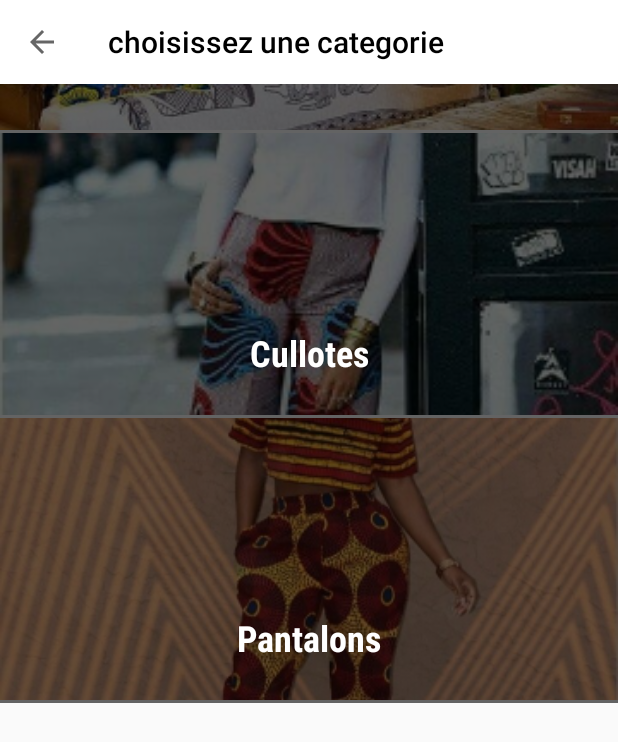
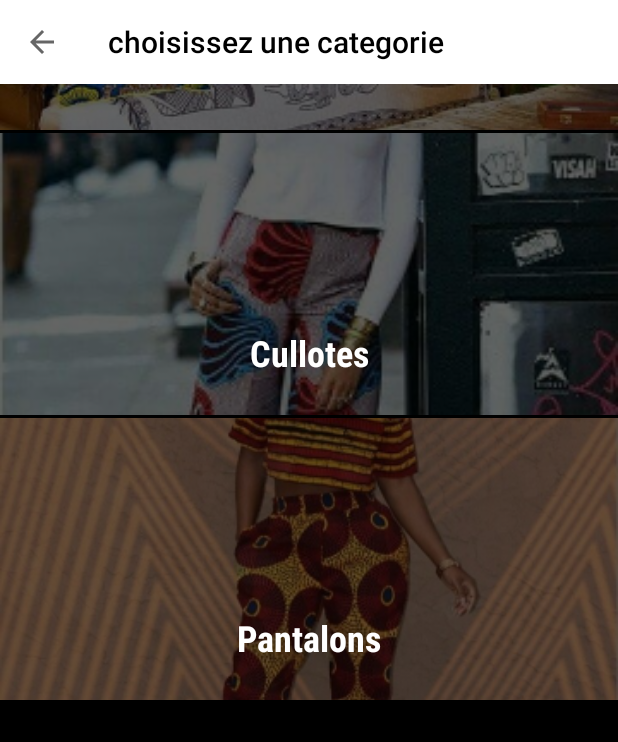
Before and after one commit to ndemeyvan/nixxoon, an Android app: the PostActivity screen opened directly, with no data from a screen before it, scrolled down 537 dp, on a phone screen of 412 x 824 dp. Shown: the top 742 px of the screen. Run offline under Robolectric (Android 15) with nearby library versions, the phone set to English and light mode, and no system bars; our stand-ins replace Picasso; Roboto replaces fonts that are not available here.

Commit message:
envoi des derniere correction

```diff
--- a/CommunityMarket/app/src/main/java/cm/studio/devbee/communitymarket/messagerie/ChatMessageActivity.java
+++ b/CommunityMarket/app/src/main/java/cm/studio/devbee/communitymarket/messagerie/ChatMessageActivity.java
@@ -176,6 +176,7 @@ public class ChatMessageActivity extends AppCompatActivity {
         final CircleImageView online =viewHolder.itemView.findViewById ( R.id.online );
         final CircleImageView offline=viewHolder.itemView.findViewById ( R.id.offline );
         final TextView lu_non_lu=viewHolder.itemView.findViewById ( R.id.lu_non );
+        TextView id_recepteur=viewHolder.itemView.findViewById(R.id.id_recepteur);
             ConstraintLayout chat_container=viewHolder.itemView.findViewById ( R.id.chat_container );
             chat_container.setAnimation ( AnimationUtils.loadAnimation ( getApplicationContext (),R.anim.fade_scale_animation ) );
             CardView chat_card = viewHolder.itemView.findViewById ( R.id.chat_card );
@@ -187,7 +188,10 @@ public class ChatMessageActivity extends AppCompatActivity {
             if ( diplayAllChat.getLu ().equals ( "non lu" )){
                 lu_non_lu.setText ( "nvx msg" );
             }
+            id_recepteur.setText(diplayAllChat.getId_recepteur());
+
            if ( diplayAllChat.getId_recepteur ().equals ( current_user )){
+
                 firebaseFirestore=FirebaseFirestore.getInstance ();
                 MessageActivity message = new MessageActivity ();
                firebaseFirestore.collection("mes donnees utilisateur").document(diplayAllChat.getId_expediteur ()).get().addOnCompleteListener(new OnCompleteListener<DocumentSnapshot> () {
@@ -225,6 +229,7 @@ public class ChatMessageActivity extends AppCompatActivity {
                     if (diplayAllChat.getId_recepteur ().equals ( current_user )){
                         Intent chatOne =new Intent ( getApplicationContext (),MessageActivity.class );
                         chatOne.putExtra ( "id de l'utilisateur" ,diplayAllChat.getId_expediteur () );
+                        chatOne.putExtra ( "id_recepteur" ,diplayAllChat.getId_recepteur());
                         DocumentReference user = firebaseFirestore.collection("dernier_message" ).document (diplayAllChat.getId_expediteur ()).collection("contacts").document (current_user);
                         user.update("lu", "lu")
                                 .addOnSuccessListener(new OnSuccessListener<Void> () {
@@ -242,6 +247,7 @@ public class ChatMessageActivity extends AppCompatActivity {
                     }else{
                         Intent chat =new Intent ( getApplicationContext (),MessageActivity.class );
                         chat.putExtra ( "id de l'utilisateur" ,diplayAllChat.getId_recepteur () );
+                        chat.putExtra ( "id_recepteur" ,diplayAllChat.getId_recepteur());
                         startActivity ( chat );
                         //finish ();
                     }
--- a/CommunityMarket/app/src/main/res/layout/activity_post.xml
+++ b/CommunityMarket/app/src/main/res/layout/activity_post.xml
@@ -4,7 +4,8 @@
     xmlns:tools="http://schemas.android.com/tools"
     android:layout_width="match_parent"
     android:layout_height="match_parent"
-    tools:context=".postActivity.PostActivity">
+    tools:context=".postActivity.PostActivity"
+    android:background="@color/black">
     <android.support.v7.widget.Toolbar
         android:background="@color/blanc"
         android:layout_width="match_parent"
```
Also changed, not shown: CommunityMarket/app/src/main/java/cm/studio/devbee/communitymarket/messagerie/MessageActivity.java (+13 -3 lines), CommunityMarket/app/src/main/res/layout/item_contact_chat.xml (+15 -4 lines).
